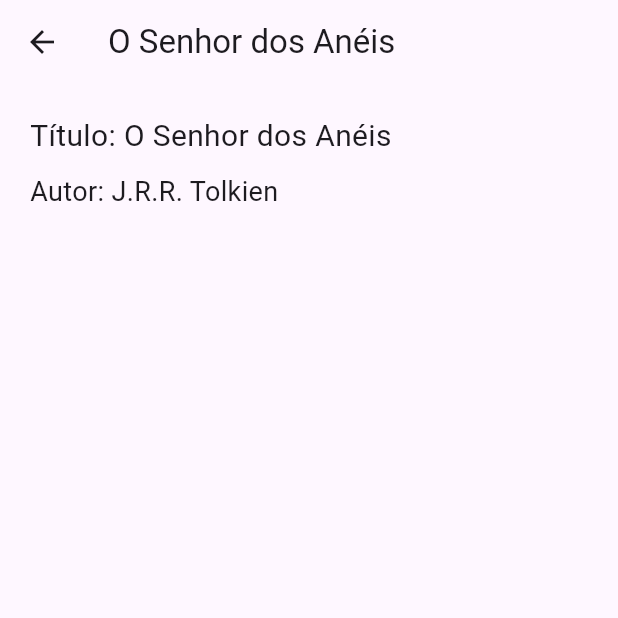
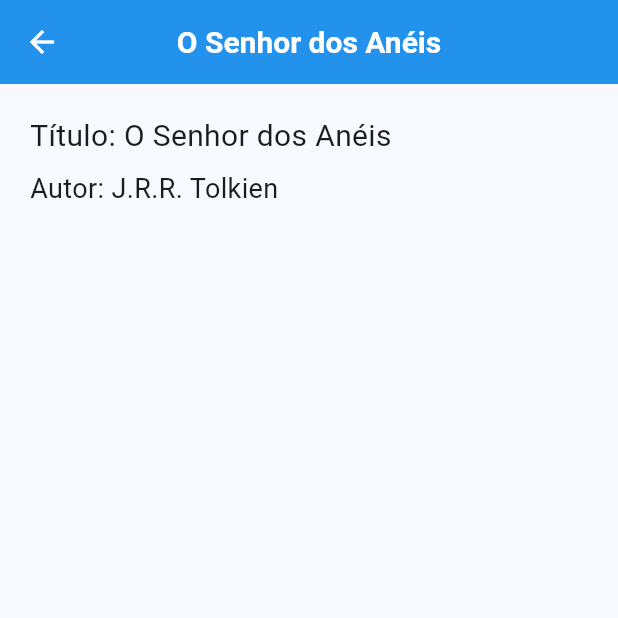
Before and after one commit to viivi02/leaf, a Flutter app: the screen it shows after launch, after a tap on "Entrar", after a tap on "O Senhor dos Anéis", on a phone screen of 412 x 824 dp, the top half of it. Run offline on Flutter 3.47's test engine with Material 3 defaults, Android fonts, the phone set to English and light mode, and no system bars.

Commit message:
making styles to screens/components

```diff
--- a/lib/main.dart
+++ b/lib/main.dart
@@ -17,14 +17,77 @@
     return MaterialApp(
       debugShowCheckedModeBanner: false,
       title: 'Biblioteca App',
-      theme: ThemeData(primarySwatch: Colors.blue),
+      theme: ThemeData(
+        useMaterial3: true,
+        colorScheme: ColorScheme.fromSeed(seedColor: Colors.blue),
+
+        appBarTheme: const AppBarTheme(
+          backgroundColor: Colors.blue,
+          foregroundColor: Colors.white,
+          centerTitle: true,
+          elevation: 2,
+          titleTextStyle: TextStyle(
+            fontSize: 20,
+            fontWeight: FontWeight.bold,
+            color: Colors.white,
+          ),
+        ),
+
+        cardTheme: CardThemeData(
+          elevation: 3,
+          shape: RoundedRectangleBorder(
+            borderRadius: BorderRadius.circular(12),
+          ),
+          margin: const EdgeInsets.symmetric(horizontal: 12, vertical: 6),
+        ),
+
+        floatingActionButtonTheme: const FloatingActionButtonThemeData(
+          backgroundColor: Colors.blue,
+          foregroundColor: Colors.white,
+          elevation: 4,
+          shape: CircleBorder(),
+        ),
+
+        elevatedButtonTheme: ElevatedButtonThemeData(
+          style: ElevatedButton.styleFrom(
+            backgroundColor: Colors.blue,
+            foregroundColor: Colors.white,
+            padding: const EdgeInsets.symmetric(horizontal: 20, vertical: 12),
+            shape: RoundedRectangleBorder(
+              borderRadius: BorderRadius.circular(10),
+            ),
+            textStyle: const TextStyle(
+              fontWeight: FontWeight.bold,
+              fontSize: 16,
+            ),
+          ),
+        ),
+
+        inputDecorationTheme: InputDecorationTheme(
+          filled: true,
+          fillColor: Colors.grey[100],
+          border: OutlineInputBorder(borderRadius: BorderRadius.circular(10)),
+          focusedBorder: OutlineInputBorder(
+            borderSide: const BorderSide(color: Colors.blue, width: 2),
+            borderRadius: BorderRadius.circular(10),
+          ),
+          labelStyle: const TextStyle(color: Colors.blue),
+          floatingLabelStyle: const TextStyle(
+            color: Colors.blue,
+            fontWeight: FontWeight.bold,
+          ),
+          contentPadding: const EdgeInsets.symmetric(
+            horizontal: 16,
+            vertical: 14,
+          ),
+        ),
+      ),
       initialRoute: '/login',
       routes: {
         '/login': (context) => const LoginPage(),
         '/register': (context) => const RegisterPage(),
         '/home': (context) => const HomePage(),
       },
-      // exemplo de rota com argumento
       onGenerateRoute: (settings) {
         if (settings.name == '/book') {
           final book = settings.arguments as Book;
--- a/lib/screens/book_detail_page.dart
+++ b/lib/screens/book_detail_page.dart
@@ -16,7 +16,7 @@
           crossAxisAlignment: CrossAxisAlignment.start,
           children: [
             Text("Título: ${book.title}", style: const TextStyle(fontSize: 20)),
-            const SizedBox(height: 10),
+            const SizedBox(height: 8),
             Text("Autor: ${book.author}", style: const TextStyle(fontSize: 18)),
           ],
         ),
--- a/lib/screens/home.dart
+++ b/lib/screens/home.dart
@@ -23,7 +23,8 @@
         itemCount: books.length,
         itemBuilder: (context, index) {
           final book = books[index];
-          return ListTile(
+          return Card(
+            child: ListTile(
               title: Text(book.title),
               subtitle: Text(book.author),
               onTap: () {
@@ -56,6 +57,7 @@
                   ),
                 ],
               ),
+            ),
           );
         },
       ),
--- a/lib/screens/login.dart
+++ b/lib/screens/login.dart
@@ -14,9 +14,17 @@
         padding: const EdgeInsets.all(20),
         child: Column(
           children: [
-            TextField(controller: emailController, decoration: const InputDecoration(labelText: "Email")),
-            TextField(controller: passController, decoration: const InputDecoration(labelText: "Senha"), obscureText: true),
-            const SizedBox(height: 20),
+            TextField(
+              controller: emailController,
+              decoration: const InputDecoration(labelText: "Email"),
+            ),
+            const SizedBox(height: 16),
+            TextField(
+              controller: passController,
+              decoration: const InputDecoration(labelText: "Senha"),
+              obscureText: true,
+            ),
+            const SizedBox(height: 16),
             ElevatedButton(
               onPressed: () {
                 Navigator.pushReplacementNamed(context, '/home');
@@ -28,7 +36,7 @@
                 Navigator.pushNamed(context, '/register');
               },
               child: const Text("Criar conta"),
-            )
+            ),
           ],
         ),
       ),
--- a/lib/screens/register.dart
+++ b/lib/screens/register.dart
@@ -15,13 +15,25 @@
         padding: const EdgeInsets.all(20),
         child: Column(
           children: [
-            TextField(controller: nameController, decoration: const InputDecoration(labelText: "Nome")),
-            TextField(controller: emailController, decoration: const InputDecoration(labelText: "Email")),
-            TextField(controller: passController, decoration: const InputDecoration(labelText: "Senha"), obscureText: true),
+            TextField(
+              controller: nameController,
+              decoration: const InputDecoration(labelText: "Nome"),
+            ),
+            const SizedBox(height: 16),
+            TextField(
+              controller: emailController,
+              decoration: const InputDecoration(labelText: "Email"),
+            ),
+            const SizedBox(height: 16),
+            TextField(
+              controller: passController,
+              decoration: const InputDecoration(labelText: "Senha"),
+              obscureText: true,
+            ),
             const SizedBox(height: 20),
             ElevatedButton(
               onPressed: () {
-                Navigator.pushReplacementNamed(context, '/home');
+                Navigator.pushReplacementNamed(context, '/login');
               },
               child: const Text("Registrar"),
             ),
--- a/lib/widgets/book_dialog.dart
+++ b/lib/widgets/book_dialog.dart
@@ -20,6 +20,7 @@
               controller: titleController,
               decoration: const InputDecoration(labelText: "Título"),
             ),
+            const SizedBox(height: 8),
             TextField(
               controller: authorController,
               decoration: const InputDecoration(labelText: "Autor"),
@@ -27,10 +28,13 @@
           ],
         ),
         actions: [
+          Row(
+            children: [
               TextButton(
                 onPressed: () => Navigator.pop(context),
                 child: const Text("Cancelar"),
               ),
+              const Spacer(),
               ElevatedButton(
                 onPressed: () {
                   final newBook = Book(
@@ -42,6 +46,8 @@
                 child: const Text("Salvar"),
               ),
             ],
+          ),
+        ],
       );
     },
   );
```
Lines whose indentation alone changed are shown as unchanged.
